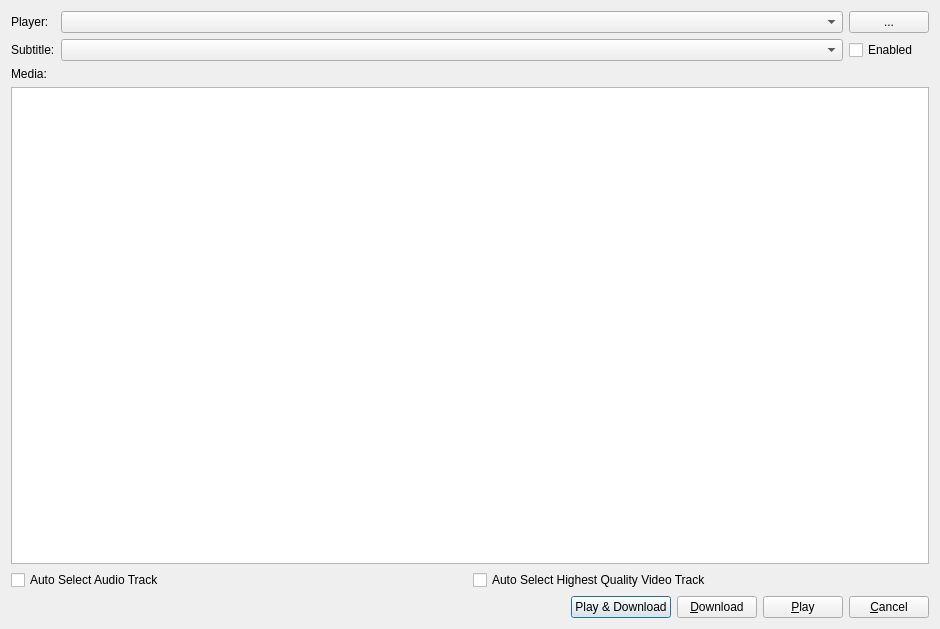
The window that src/desktop/ui/playdialog.ui (missdeer/imchenwen) describes before a commit, drawn with Qt 5.
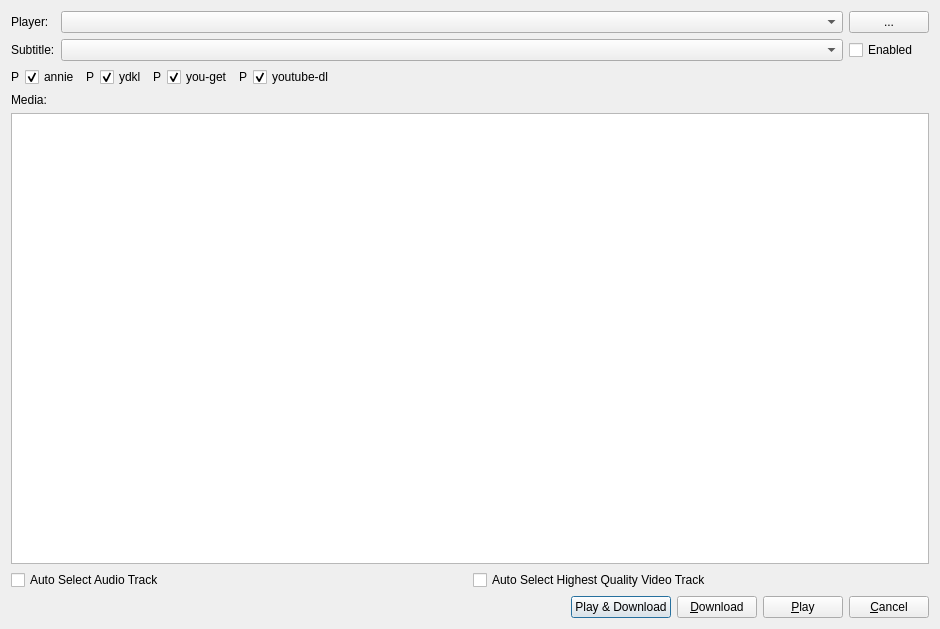
The same window after the commit.

Diff of the .ui file:
```diff
--- a/src/desktop/ui/playdialog.ui
+++ b/src/desktop/ui/playdialog.ui
@@ -13,7 +13,7 @@
   <property name="windowTitle">
    <string>Play by media player</string>
   </property>
-  <layout class="QVBoxLayout" name="verticalLayout" stretch="0,0,1,0,0">
+  <layout class="QVBoxLayout" name="verticalLayout" stretch="0,0,0,1,0,0">
    <item>
     <layout class="QGridLayout" name="gridLayout" rowstretch="0,0" columnstretch="0,0,1,0">
      <item row="0" column="1">
@@ -68,6 +68,91 @@
      </item>
     </layout>
    </item>
+   <item>
+    <layout class="QHBoxLayout" name="horizontalLayout_3">
+     <item>
+      <widget class="QLabel" name="annieLoader">
+       <property name="text">
+        <string>P</string>
+       </property>
+      </widget>
+     </item>
+     <item>
+      <widget class="QCheckBox" name="cbAnnieResult">
+       <property name="text">
+        <string>annie</string>
+       </property>
+       <property name="checked">
+        <bool>true</bool>
+       </property>
+      </widget>
+     </item>
+     <item>
+      <widget class="QLabel" name="ykdlLoader">
+       <property name="text">
+        <string>P</string>
+       </property>
+      </widget>
+     </item>
+     <item>
+      <widget class="QCheckBox" name="cbYKDL">
+       <property name="text">
+        <string>ydkl</string>
+       </property>
+       <property name="checked">
+        <bool>true</bool>
+       </property>
+      </widget>
+     </item>
+     <item>
+      <widget class="QLabel" name="yougetLoader">
+       <property name="text">
+        <string>P</string>
+       </property>
+      </widget>
+     </item>
+     <item>
+      <widget class="QCheckBox" name="cbYouGet">
+       <property name="text">
+        <string>you-get</string>
+       </property>
+       <property name="checked">
+        <bool>true</bool>
+       </property>
+      </widget>
+     </item>
+     <item>
+      <widget class="QLabel" name="youtubedlLoader">
+       <property name="text">
+        <string>P</string>
+       </property>
+      </widget>
+     </item>
+     <item>
+      <widget class="QCheckBox" name="cbYoutubeDL">
+       <property name="text">
+        <string>youtube-dl</string>
+       </property>
+       <property name="checked">
+        <bool>true</bool>
+       </property>
+      </widget>
+     </item>
+     <item>
+      <spacer name="horizontalSpacer_2">
+       <property name="orientation">
+        <enum>Qt::Horizontal</enum>
+       </property>
+       <property name="sizeHint" stdset="0">
+        <size>
+         <width>40</width>
+         <height>20</height>
+        </size>
+       </property>
+      </spacer>
+     </item>
+    </layout>
+   </item>
    <item>
     <widget class="QLabel" name="label_2">
      <property name="text">
```
